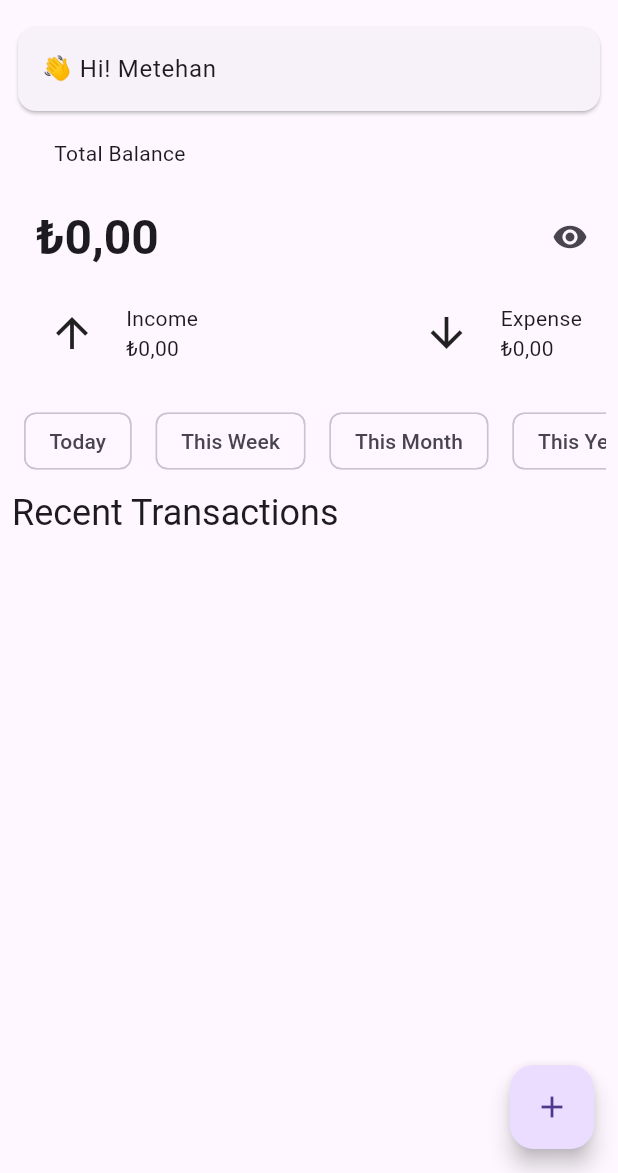
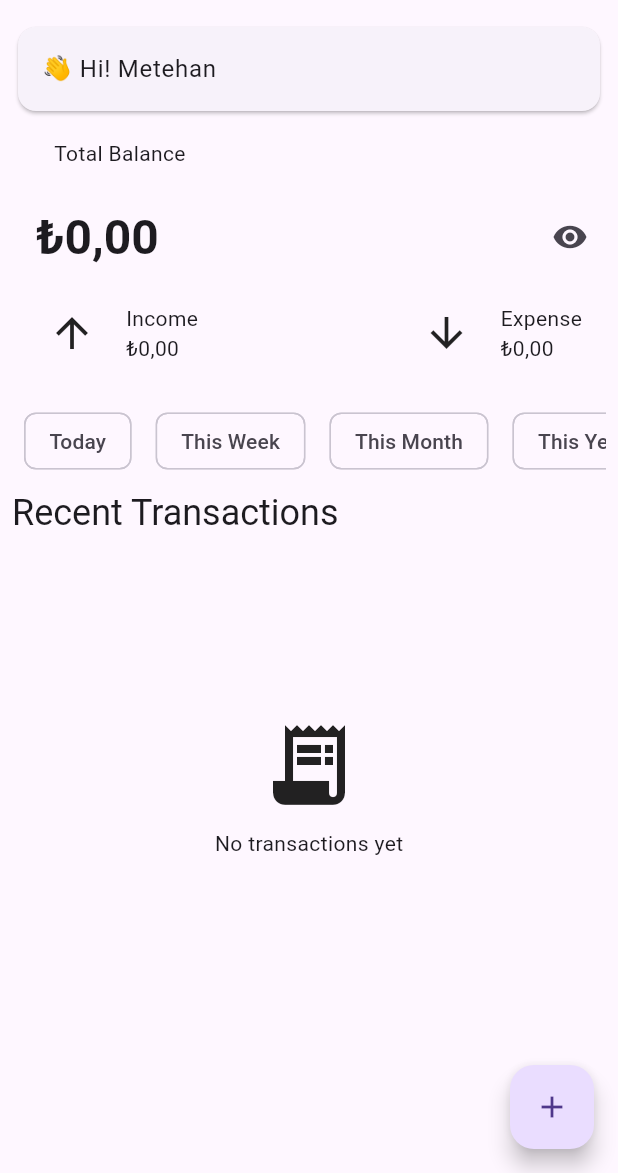
Before and after one commit to metehankarakaya/pocketwise, a Flutter app: the screen it shows after launch, on a phone screen of 412 x 824 dp, the part 63-1236 px from its top. Run offline on Flutter 3.47's test engine with Material 3 defaults, Android fonts, the phone set to English and light mode, and no system bars; our stand-ins replace easy_localization, flutter_riverpod, shared_preferences.

Commit message:
feat: add empty state holders for transaction list

```diff
--- /dev/null
+++ b/lib/core/widgets/empty_holder.dart
@@ -0,0 +1,24 @@
+import 'package:flutter/material.dart';
+
+class EmptyHolder extends StatelessWidget {
+  final IconData iconData;
+  final String title;
+  const EmptyHolder({super.key, required this.iconData, required this.title});
+
+  @override
+  Widget build(BuildContext context) {
+    return Padding(
+      padding: EdgeInsets.symmetric(vertical: 120),
+      child: Center(
+        child: Column(
+          mainAxisAlignment: .center,
+          children: [
+            Icon(iconData, size: 64,),
+            SizedBox(height: 10,),
+            Text(title),
+          ],
+        ),
+      ),
+    );
+  }
+}
--- a/lib/features/dashboard/screens/dashboard_screen.dart
+++ b/lib/features/dashboard/screens/dashboard_screen.dart
@@ -3,6 +3,7 @@ import 'package:flutter/material.dart';
 import 'package:flutter_riverpod/flutter_riverpod.dart';
 import 'package:pocketwise/core/constants/app_strings.dart';
 import 'package:pocketwise/core/models/transaction_model.dart';
+import 'package:pocketwise/core/widgets/empty_holder.dart';
 import 'package:pocketwise/features/dashboard/providers/dashboard_provider.dart';
 import 'package:pocketwise/features/settings/screens/settings_screen.dart';
 import 'package:pocketwise/features/transaction/widgets/add_transaction_modal.dart';
@@ -125,7 +126,8 @@ class DashboardScreen extends ConsumerWidget {
                 ),
               ),
               SizedBox(width: double.infinity, child: Text(AppStrings.recentTransactions.tr(), style: Theme.of(context).textTheme.headlineSmall,)),
-              Column(
+              filteredTransactions.isNotEmpty
+              ? Column(
                 children: filteredTransactions.map((transaction) {
                   return Dismissible(
                     key: Key(transaction.id),
@@ -133,6 +135,10 @@ class DashboardScreen extends ConsumerWidget {
                     child: TransactionListItem(transactionModel: transaction)
                   );
                 }).toList(),
+              )
+              : EmptyHolder(
+                iconData: activeFilter != null ? Icons.search_off : Icons.receipt_long,
+                title: activeFilter != null ? AppStrings.noTransactionsInPeriod.tr() : AppStrings.noTransactionsYet.tr(),
               ),
             ],
           ),
```
